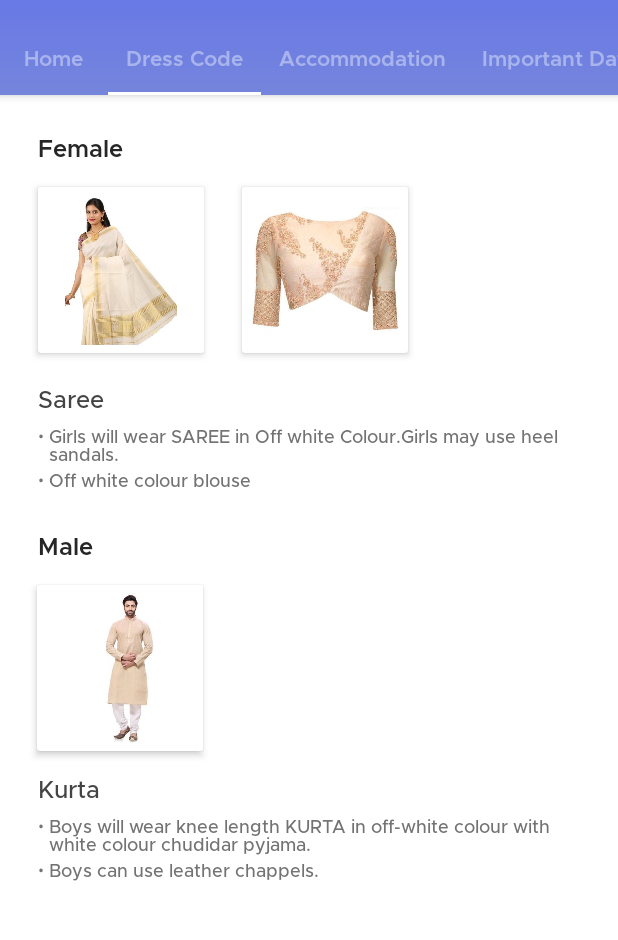
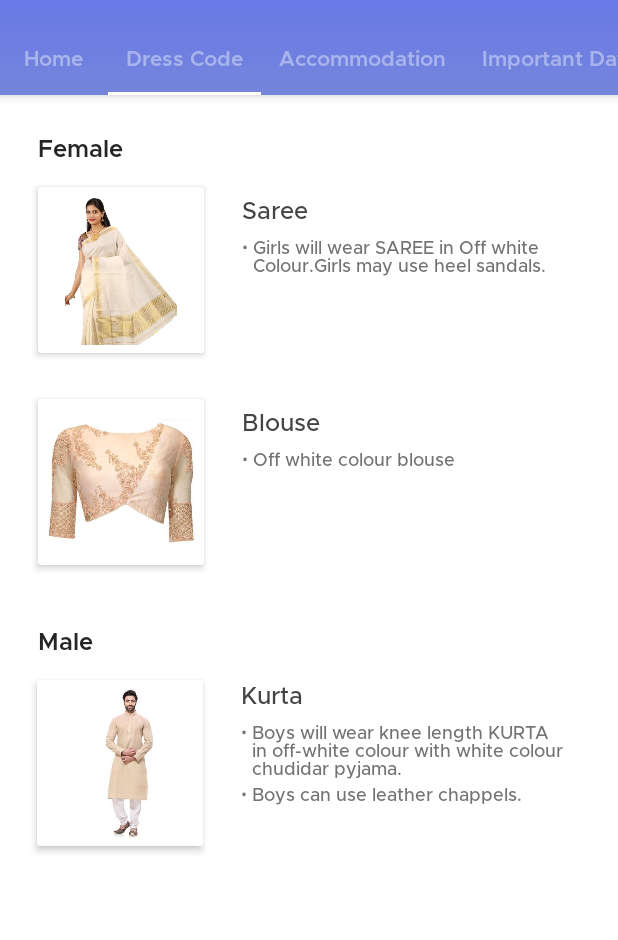
Before and after one commit to mdg-iitr/convocation-android, an Android app: the screen it shows after launch (MainActivity), tab 2 chosen, on a phone screen of 412 x 824 dp, the part 73-1013 px from its top. Run offline under Robolectric (Android 15) with nearby library versions, the phone set to English and light mode, and no system bars; our stand-ins replace CircleImageView, Picasso, RxJava; network calls fail; pictures from the network do not load.

Commit message:
Updates dresscode, firse bc

```diff
--- a/app/src/main/res/layout/fragment_dresscode.xml
+++ b/app/src/main/res/layout/fragment_dresscode.xml
@@ -5,16 +5,19 @@
     android:layout_width="match_parent"
     android:layout_height="match_parent"
     android:background="#FFFFFF"
+    android:fillViewport="true"
     android:clipChildren="false">
 
     <FrameLayout
         android:layout_width="match_parent"
-        android:layout_height="match_parent">
+        android:layout_height="match_parent"
+        android:clipChildren="false">
 
         <RelativeLayout
             android:layout_width="match_parent"
             android:layout_height="match_parent"
-            android:background="#FFFFFF">
+            android:background="#FFFFFF"
+            android:clipChildren="false">
 
             <TextView
                 android:id="@+id/female_tag"
@@ -27,13 +30,12 @@
                 android:textColor="#262626"
                 android:textSize="16sp" />
 
-            <LinearLayout
+            <RelativeLayout
                 android:id="@+id/female_image_wrapper"
                 android:layout_width="match_parent"
                 android:layout_height="wrap_content"
                 android:layout_below="@+id/female_tag"
-                android:clipChildren="false"
-                android:orientation="horizontal">
+                android:clipChildren="false">
 
                 <android.support.v7.widget.CardView
                     android:id="@+id/female_dress_image_wrapper"
@@ -58,6 +60,7 @@
                     android:id="@+id/female_dress_image_wrapper_2"
                     android:layout_width="wrap_content"
                     android:layout_height="wrap_content"
+                    android:layout_below="@+id/female_dress_image_wrapper"
                     android:layout_marginBottom="15dp"
                     android:layout_marginStart="25dp"
                     android:layout_marginTop="15dp"
@@ -73,15 +76,14 @@
 
                 </android.support.v7.widget.CardView>
 
-            </LinearLayout>
-
                 <TextView
                     android:id="@+id/female_dress_name"
                     android:layout_width="wrap_content"
                     android:layout_height="wrap_content"
-                android:layout_below="@+id/female_image_wrapper"
+                    android:layout_alignTop="@+id/female_dress_image_wrapper"
                     android:layout_marginStart="25dp"
                     android:layout_marginTop="5dp"
+                    android:layout_toEndOf="@id/female_dress_image_wrapper"
                     android:fontFamily="@font/metropolis_medium"
                     android:text="@string/female_dress_name"
                     android:textColor="#444444"
@@ -94,7 +96,8 @@
                     android:layout_below="@+id/female_dress_name"
                     android:layout_marginEnd="25dp"
                     android:layout_marginStart="25dp"
-                android:layout_marginTop="5dp">
+                    android:layout_marginTop="5dp"
+                    android:layout_toEndOf="@id/female_dress_image_wrapper">
 
                     <TextView
                         android:id="@+id/bullet_1"
@@ -115,6 +118,31 @@
                         android:text="@string/female_dress_description_1"
                         android:textColor="#737373"
                         android:textSize="12sp" />
+
+                </RelativeLayout>
+
+                <TextView
+                    android:id="@+id/female_dress_name_2"
+                    android:layout_width="wrap_content"
+                    android:layout_height="wrap_content"
+                    android:layout_alignTop="@+id/female_dress_image_wrapper_2"
+                    android:layout_marginStart="25dp"
+                    android:layout_marginTop="5dp"
+                    android:layout_toEndOf="@+id/female_dress_image_wrapper_2"
+                    android:fontFamily="@font/metropolis_medium"
+                    android:text="@string/female_dress_name_2"
+                    android:textColor="#444444"
+                    android:textSize="16sp" />
+
+                <RelativeLayout
+                    android:id="@+id/female_dress_text_2"
+                    android:layout_width="wrap_content"
+                    android:layout_height="wrap_content"
+                    android:layout_below="@+id/female_dress_name_2"
+                    android:layout_marginEnd="25dp"
+                    android:layout_marginStart="25dp"
+                    android:layout_marginTop="5dp"
+                    android:layout_toEndOf="@id/female_dress_image_wrapper_2">
 
                     <TextView
                         android:id="@+id/bullet_2"
@@ -139,11 +167,13 @@
 
                 </RelativeLayout>
 
+            </RelativeLayout>
+
             <TextView
                 android:id="@+id/male_tag"
                 android:layout_width="wrap_content"
                 android:layout_height="wrap_content"
-                android:layout_below="@+id/female_dress_text"
+                android:layout_below="@+id/female_image_wrapper"
                 android:layout_marginStart="25dp"
                 android:layout_marginTop="25dp"
                 android:fontFamily="@font/metropolis_semibold"
@@ -174,9 +204,9 @@
                 android:id="@+id/male_dress_name"
                 android:layout_width="wrap_content"
                 android:layout_height="wrap_content"
-                android:layout_below="@+id/male_dress_image_wrapper"
+                android:layout_alignTop="@+id/male_dress_image_wrapper"
                 android:layout_marginStart="25dp"
-                android:layout_marginTop="15dp"
+                android:layout_toEndOf="@+id/male_dress_image_wrapper"
                 android:fontFamily="@font/metropolis_medium"
                 android:text="@string/male_dress_name"
                 android:textColor="#444444"
@@ -189,7 +219,8 @@
                 android:layout_below="@+id/male_dress_name"
                 android:layout_marginEnd="25dp"
                 android:layout_marginStart="25dp"
-                android:layout_marginTop="5dp">
+                android:layout_marginTop="5dp"
+                android:layout_toEndOf="@+id/male_dress_image_wrapper">
 
                 <TextView
                     android:id="@+id/bullet_3"
--- a/app/src/main/res/values/strings.xml
+++ b/app/src/main/res/values/strings.xml
@@ -32,6 +32,7 @@
     <string name="male">Male</string>
     <string name="male_dress_name">Kurta</string>
     <string name="female_dress_name">Saree</string>
+    <string name="female_dress_name_2">Blouse</string>
     <string name="female_dress_description_1">Girls will wear SAREE in Off white Colour.Girls may use heel sandals.</string>
     <string name="female_dress_description_2">Off white colour blouse</string>
     <string name="male_dress_description_1">Boys will wear knee length KURTA in off-white colour with white colour chudidar pyjama.</string>
@@ -80,10 +81,10 @@
     <string name="default_notification_channel_id">default_channel</string>
 
     <string name="instructions_eligibility_title">Eligibility for Convocation</string>
-    <string name="instructions_eligibility_body">All those students of UG (B.Tech./B.Arch./IDD/IMT/IMS), PG (M.Sc./M.Tech./MURP/MArch) and Ph.D. programme who have completed their respective degree requirements by <b>September 23, 2018</b> will be awarded degree in Convocation 2018.</string>
+    <string name="instructions_eligibility_body">All those students of UG (B.Tech./B.Arch./IDD/IMT/IMS), PG (M.Sc./M.Tech./MURP/M.Arch.) and Ph.D. programme who have completed their respective degree requirements by <b>September 23, 2018</b> will be awarded degree in Convocation 2018.</string>
 
     <string name="instructions_attending_title">Instructions for attending convocation</string>
-    <string name="instructions_attending_body">Convocation will be held on two successive days i.e.<b>October 06, 2018</b> and <b>October 07, 2018</b> , separately for UG(B.Tech/B.Arch/IDD/IMT/IMS)and PG(M.Sc./M.Tech./March/MURP)/Ph.D. students respectively. All those students of UG, PG and Ph.D. programme who have completed the degree requirements by <b>September 23, 2018</b> will be awarded degree in Convocation 2018.\nKindly read these instructions before filling the registration form. You are expected to abide by the given instructions before and during the Convocation 2018.</string>
+    <string name="instructions_attending_body">Convocation will be held on two successive days i.e.<b>October 06, 2018</b> and <b>October 07, 2018</b> , separately for UG(B.Tech/B.Arch/IDD/IMT/IMS)and PG(M.Sc./M.Tech./M.Arch./MURP)/Ph.D. students respectively. All those students of UG, PG and Ph.D. programme who have completed the degree requirements by <b>September 23, 2018</b> will be awarded degree in Convocation 2018.\nKindly read these instructions before filling the registration form. You are expected to abide by the given instructions before and during the Convocation 2018.</string>
 
     <string name="instructions_registration_title">Registration</string>
     <string name="instructions_registration_body">Each student has to register online to attend Convocation 2018 . The online registration portal will become live on <b>September 01, 2018</b> and will close on <b>September 23, 2018 midnight</b> . You can access registration portal by clicking at ‘Register Here’ under Registration head. You will not be able to submit the form until convocation fee has been paid and its transaction ID is inserted in the registration form. Those who have successfully registered will be included in the list of degree recipients. Online registration is mandatory and any student who does not complete the online registration will not be allowed to attend the Convocation even if he/she physically reports for the same.</string>
```
Lines whose indentation alone changed are shown as unchanged.
